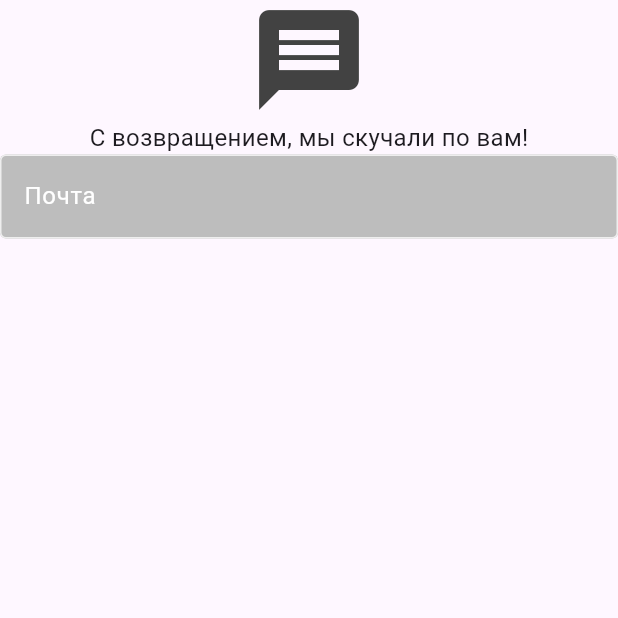
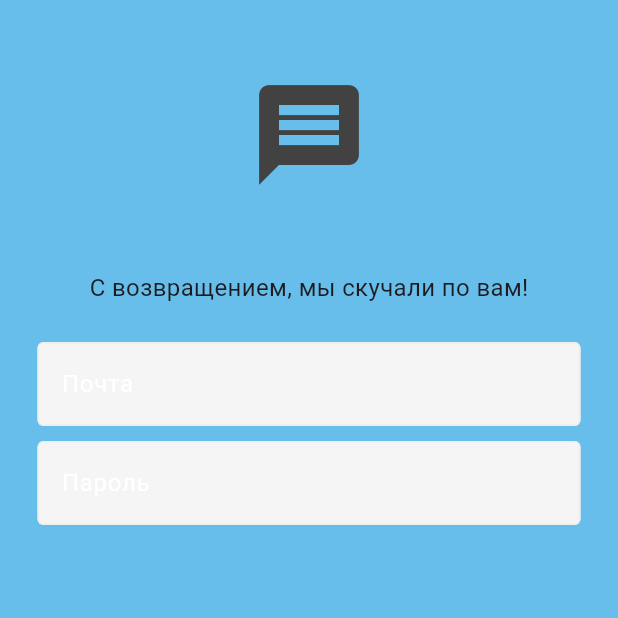
Before and after one commit to KatrinKH/pcs_13, a Flutter app: the screen it shows after launch, on a phone screen of 412 x 824 dp, the top half of it. Run offline on Flutter 3.47's test engine with Material 3 defaults, Android fonts, the phone set to English and light mode, and no system bars.

Commit message:
Кнопка

```diff
--- a/lib/components/my_text_field.dart
+++ b/lib/components/my_text_field.dart
@@ -23,7 +23,7 @@ class MyTextField extends StatelessWidget {
         focusedBorder: const OutlineInputBorder(
           borderSide: BorderSide(color: Colors.white),
         ),
-        fillColor: Colors.grey[400],
+        fillColor: Colors.grey[100],
         filled: true,
         hintText: hintText,
         hintStyle: const TextStyle(color: Colors.white),
--- a/lib/pages/login_page.dart
+++ b/lib/pages/login_page.dart
@@ -17,16 +17,23 @@ class _LoginPageState extends State<LoginPage> {
   @override
   Widget build(BuildContext context) {
     return Scaffold(
+      backgroundColor: const Color(0xFF67BEEA),
       body: SafeArea(
         child: Center(
+          child: Padding(
+            padding: const EdgeInsets.symmetric(horizontal: 25.0),
             child: Column(
               children: [
+                const SizedBox(height: 50),
+
                 // logo
                 Icon(
                   Icons.message,
                   size: 80,
                   color: Colors.grey[800],
                 ),
+
+                const SizedBox(height: 50),
 
                 // welcome back message
                 const Text(
@@ -36,6 +43,8 @@ class _LoginPageState extends State<LoginPage> {
                   ),
                 ),
 
+                const SizedBox(height: 25),
+
                 // email textfield
                 MyTextField(
                   controller: emailController,
@@ -43,7 +52,16 @@ class _LoginPageState extends State<LoginPage> {
                   obscureText: false,
                 ),
 
+                const SizedBox(height: 10),
+
                 // password textfield
+                MyTextField(
+                  controller: passwordController,
+                  hintText: 'Пароль',
+                  obscureText: true,
+                ),
+
+                const SizedBox(height: 25),
 
                 // sign in button
 
@@ -52,6 +70,7 @@ class _LoginPageState extends State<LoginPage> {
             ),
           ),
         ),
+      ),
     );
   }
 }
```
Also changed, not shown: lib/components/my_button.dart (added, +35 -0 lines). Lines whose indentation alone changed are shown as unchanged.
